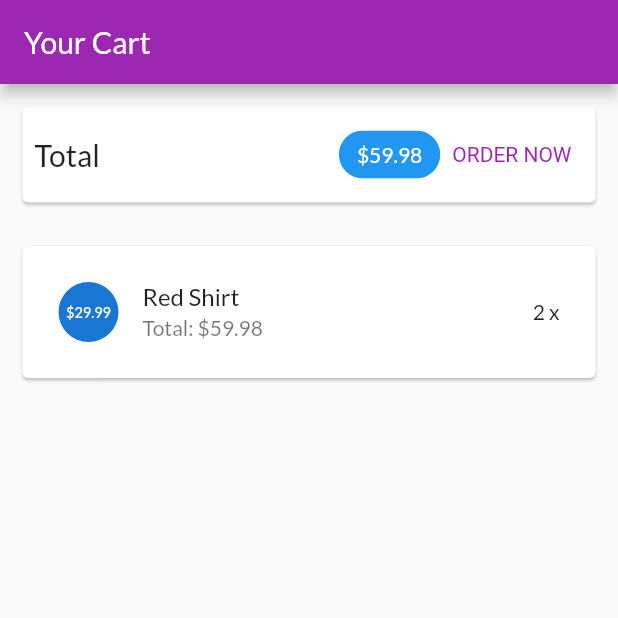
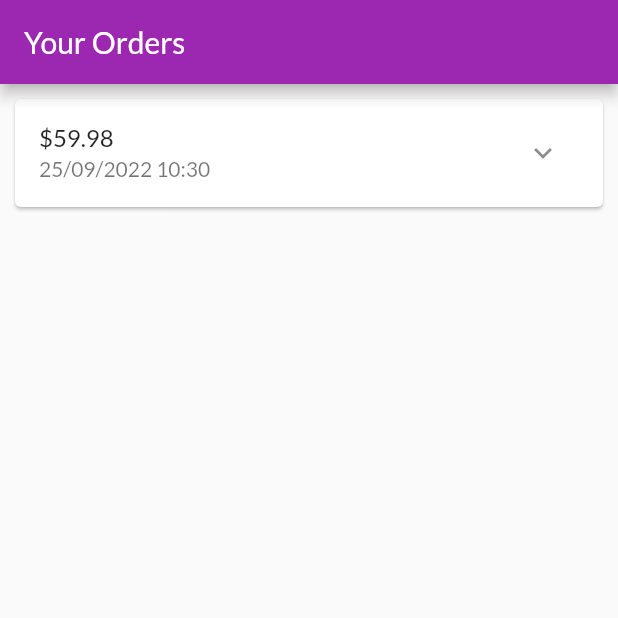
Before and after one commit to Diggoryy/MyShop, a Flutter app: the screen it shows after launch, on a phone screen of 412 x 824 dp, the top half of it. Run offline on Flutter 3.47's test engine with Material 2 defaults, Android fonts, the phone set to English and light mode, and no system bars.

Commit message:
Xay dung trang cac dat hang

```diff
--- a/lib/main.dart
+++ b/lib/main.dart
@@ -4,6 +4,7 @@ import 'ui/products/product_detail_screen.dart';
 import 'ui/products/product_overview_screen.dart';
 import 'ui/products/user_products_screen.dart';
 import 'ui/cart/cart_screen.dart';
+import 'ui/orders/orders_screen.dart';
 void main() {
   runApp(const MyApp());
 }
@@ -26,7 +27,7 @@ class MyApp extends StatelessWidget {
         ),
       ),
       home: const SafeArea(
-        child: CartScreen(),
+        child: OrdersScreen(),
       ),
     );
   }
--- /dev/null
+++ b/lib/models/order_item.dart
@@ -0,0 +1,32 @@
+import 'cart_item.dart';
+
+class OrderItem {
+  final String? id;
+  final double? amount;
+  final List<CartItem> products;
+  final DateTime dateTime;
+
+  int get productCount {
+    return products.length;
+  }
+  OrderItem({
+    this.id,
+    required this.amount,
+    required this.products,
+    DateTime?  dateTime,
+  }) : dateTime = dateTime ?? DateTime.now();
+
+  OrderItem copyWith({
+    String? id,
+    double? amount,
+    List<CartItem>? products,
+    DateTime? dateTime,
+  }) {
+    return OrderItem(
+      id:  id ?? this.id,
+      amount: amount ?? this.amount,
+      products: products ?? this.products,
+      dateTime: dateTime ?? this.dateTime,
+    );
+  }
+}
--- /dev/null
+++ b/lib/ui/orders/order_item_card.dart
@@ -0,0 +1,79 @@
+import 'dart:math';
+
+import 'package:flutter/material.dart';
+import 'package:intl/intl.dart';
+import '../../models/order_item.dart';
+
+class OrderItemCart extends StatefulWidget {
+  final OrderItem order;
+
+  const OrderItemCart(this.order, {super.key});
+
+  @override
+  State<OrderItemCart> createState() => _OrderItemCardState();
+}
+
+class _OrderItemCardState extends State<OrderItemCart> {
+  var _expanded = false;
+
+  @override
+
+  Widget build(BuildContext context) {
+    return Card(
+      margin: const EdgeInsets.all(10),
+      child:  Column(
+        children: [
+          buildOrderSummary(),
+          if(_expanded) buildOrderDetails()
+        ],
+      ),
+    );
+  }
+  Widget buildOrderDetails() {
+    return Container(
+      padding: const EdgeInsets.symmetric(horizontal: 15, vertical: 4),
+      height: min(widget.order.productCount * 20.0 + 10, 100 ),
+      child: ListView(
+        children: widget.order.products
+        .map(
+          (prod) => Row(
+            mainAxisAlignment: MainAxisAlignment.spaceBetween,
+            children: [
+              Text(
+                prod.title,
+                style: const TextStyle(
+                  fontSize: 18,
+                  fontWeight: FontWeight.bold,
+                ),
+              ),
+              Text(
+                '${prod.quantity}x \$${prod.price}',
+                style: const TextStyle(
+                  fontSize: 18,
+                  color: Colors.grey,
+                ),
+              )
+            ],
+          )
+        )
+        .toList(),
+      ),
+    );
+  }
+  Widget buildOrderSummary() {
+    return ListTile(
+      title: Text('\$${widget.order.amount}'),
+      subtitle: Text(
+        DateFormat('dd/MM/yyyy hh:mm').format(widget.order.dateTime)
+      ),
+      trailing: IconButton(
+        icon: Icon(_expanded ? Icons.expand_less : Icons.expand_more),
+        onPressed: () {
+          setState(() {
+            _expanded = !_expanded;
+          });
+        },
+      ),
+    );
+  }
+}
--- /dev/null
+++ b/lib/ui/orders/order_manager.dart
@@ -0,0 +1,25 @@
+import 'package:flutter/foundation.dart';
+
+import '../../models/cart_item.dart';
+import '../../models/order_item.dart';
+
+class OrdersManager with ChangeNotifier {
+  final List<OrderItem> _orders = [
+    OrderItem(
+      id: 'o1',
+      amount: 59.98,
+      products: [
+        CartItem(id: 'c1', title: 'Red Shirt', quantity: 2, price: 29.99),
+      ],
+      dateTime: DateTime.now(),
+    )
+  ];
+
+  int get orderCount {
+    return _orders.length;
+  }
+
+  List<OrderItem> get orders {
+    return [..._orders];
+  }
+}
--- /dev/null
+++ b/lib/ui/orders/orders_screen.dart
@@ -0,0 +1,23 @@
+import 'package:flutter/material.dart';
+
+import 'order_item_card.dart';
+import 'order_manager.dart';
+
+class OrdersScreen extends StatelessWidget {
+  const OrdersScreen({super.key});
+
+  @override
+  Widget build(BuildContext context) {
+    print('building orders');
+    final ordersManager = OrdersManager();
+    return Scaffold(
+      appBar: AppBar(
+        title: const Text('Your Orders'),
+      ),
+      body: ListView.builder(
+        itemCount: ordersManager.orderCount,
+        itemBuilder: (ctx, i) => OrderItemCart(ordersManager.orders[i]),
+      ),
+    );
+  }
+}
--- a/pubspec.yaml
+++ b/pubspec.yaml
@@ -29,6 +29,7 @@ environment:
 dependencies:
   flutter:
     sdk: flutter
+  intl: ^0.17.0
 
 
   # The following adds the Cupertino Icons font to your application.
```
Also changed, not shown: pubspec.lock.
